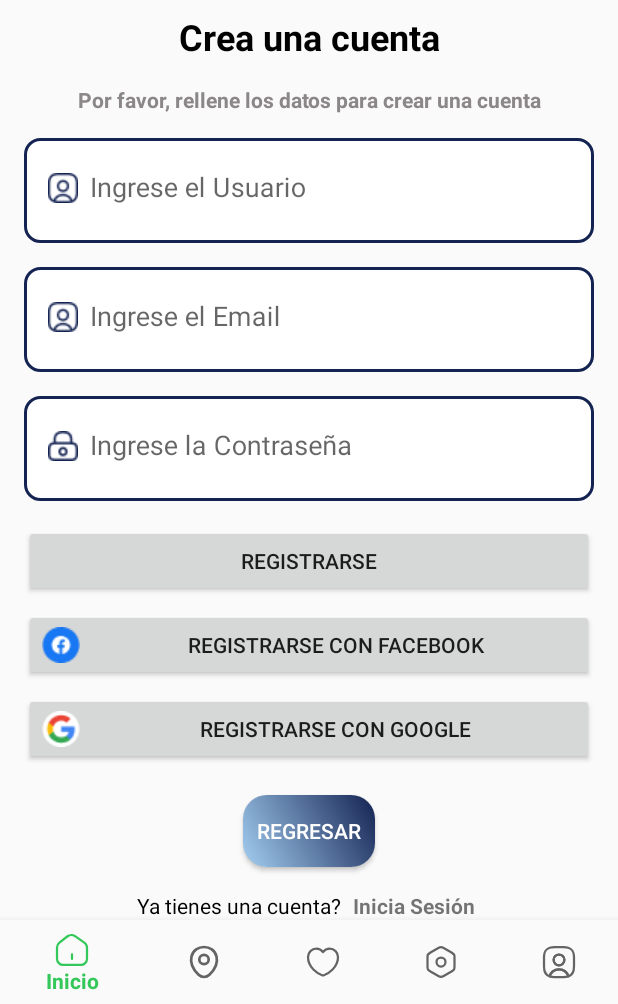
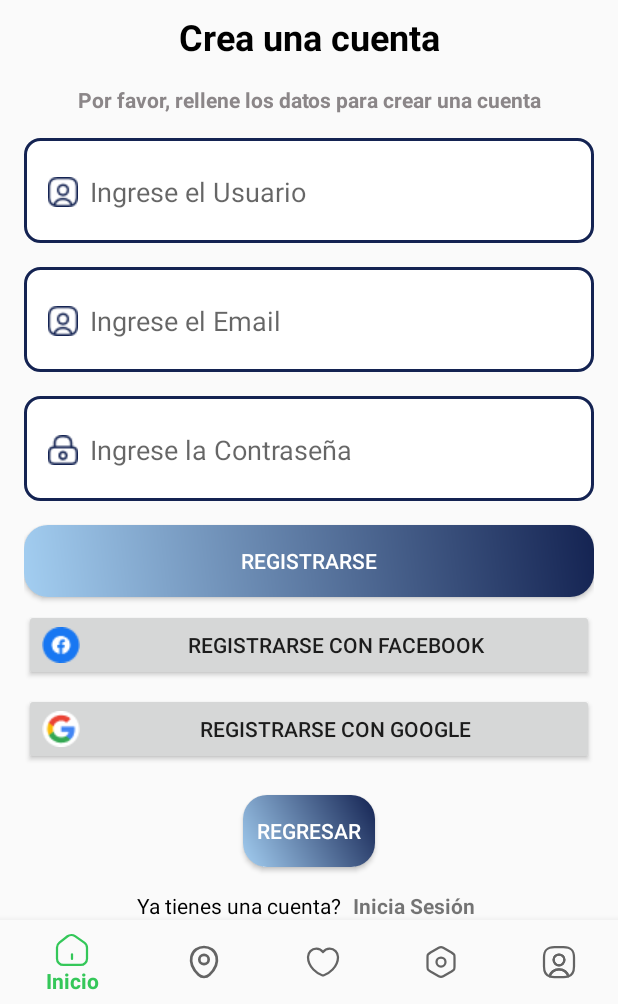
Before and after one commit to SantiagoManchola/TrackMateV2, an Android app: the NotificationsFragment screen opened through its navigation route, on a phone screen of 412 x 824 dp, the part 232-1236 px from its top. Run offline under Robolectric (Android 15) with nearby library versions, the phone set to English and light mode, and no system bars; our stand-ins replace Firebase (no records; nobody signed in at launch, a user with empty details on screens opened directly), navigation-ui.

Commit message:
Inputs login and register

```diff
--- a/app/src/main/res/layout/fragment_notifications.xml
+++ b/app/src/main/res/layout/fragment_notifications.xml
@@ -76,13 +76,14 @@
                 app:layout_constraintEnd_toEndOf="parent"
                 android:background="@drawable/input_layout_background"
                 android:padding="8dp"
+                app:hintEnabled="false"
                 app:boxStrokeColor="#FFF"
                 app:boxStrokeWidth="0dp">
 
                 <com.google.android.material.textfield.TextInputEditText
                     android:id="@+id/userInputRegister"
                     android:layout_width="match_parent"
-                    android:layout_height="match_parent"
+                    android:layout_height="70dp"
                     android:backgroundTint="#FFF"
                     android:drawableStart="@drawable/ic_user"
                     android:drawablePadding="8dp"
@@ -108,12 +109,13 @@
                 android:background="@drawable/input_layout_background"
                 android:padding="8dp"
                 app:boxStrokeColor="#FFF"
+                app:hintEnabled="false"
                 app:boxStrokeWidth="0dp">
 
                 <com.google.android.material.textfield.TextInputEditText
                     android:id="@+id/emailInputRegister"
                     android:layout_width="match_parent"
-                    android:layout_height="match_parent"
+                    android:layout_height="70dp"
                     android:backgroundTint="#FFF"
                     android:drawableStart="@drawable/ic_user"
                     android:drawablePadding="8dp"
@@ -138,7 +140,7 @@
                 app:boxStrokeColor="#FFF"
                 app:boxStrokeWidth="0dp"
                 app:hintAnimationEnabled="false"
-                app:hintEnabled="true"
+                app:hintEnabled="false"
                 app:layout_constraintEnd_toEndOf="parent"
                 app:layout_constraintStart_toStartOf="parent"
                 app:layout_constraintTop_toBottomOf="@id/emailInputLayout">
@@ -146,7 +148,7 @@
                 <com.google.android.material.textfield.TextInputEditText
                     android:id="@+id/passwordInputRegister"
                     android:layout_width="match_parent"
-                    android:layout_height="match_parent"
+                    android:layout_height="70dp"
                     android:backgroundTint="#FFF"
                     android:drawableStart="@drawable/ic_lock"
                     android:drawablePadding="8dp"
@@ -165,6 +167,8 @@
                 android:layout_width="match_parent"
                 android:layout_height="wrap_content"
                 android:text="Registrarse"
+                android:background="@drawable/button_background"
+                android:textColor="#FFF"
                 android:layout_marginTop="16dp"
                 app:layout_constraintTop_toBottomOf="@id/passwordInputLayout"
                 app:layout_constraintStart_toStartOf="parent"
```
Also changed, not shown: app/src/main/res/layout/fragment_dashboard.xml (+4 -3 lines).
